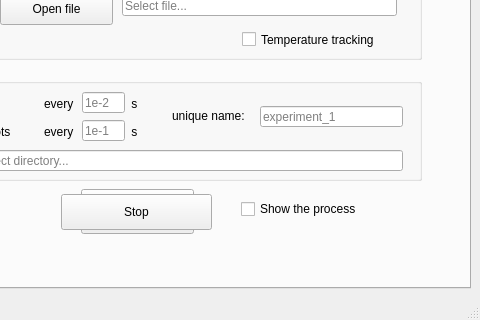
Before: the Qt Designer form febid/ui/main_window.ui in MrCheatak/FEBID_py, drawn with Qt 5; both pictures show x 175 to 655 and y 430 to 750 of the 655 by 750 pixel window.
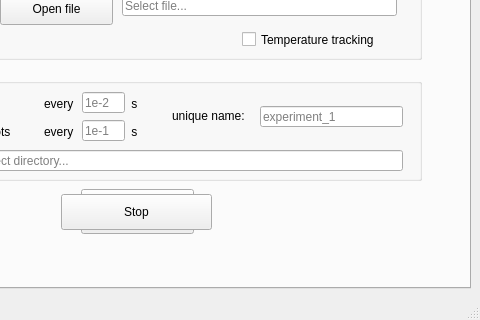
After: the same form once the commit is applied.

Commit message: UI:  - Removed 'Show process' checkbox.  - Process visualisation can now be opened and closed at convenience.

```diff
--- a/febid/ui/main_window.ui
+++ b/febid/ui/main_window.ui
@@ -1065,22 +1065,6 @@
          </property>
         </widget>
        </widget>
-       <widget class="QCheckBox" name="checkbox_show">
-        <property name="geometry">
-         <rect>
-          <x>405</x>
-          <y>575</y>
-          <width>133</width>
-          <height>20</height>
-         </rect>
-        </property>
-        <property name="text">
-         <string>Show the process</string>
-        </property>
-        <property name="checked">
-         <bool>false</bool>
-        </property>
-       </widget>
        <widget class="QCheckBox" name="checkbox_load_last_session">
         <property name="geometry">
          <rect>
```
Left out of the diff: 16 changed lines with no effect on the pictures. The commit also changes 5 other files.
